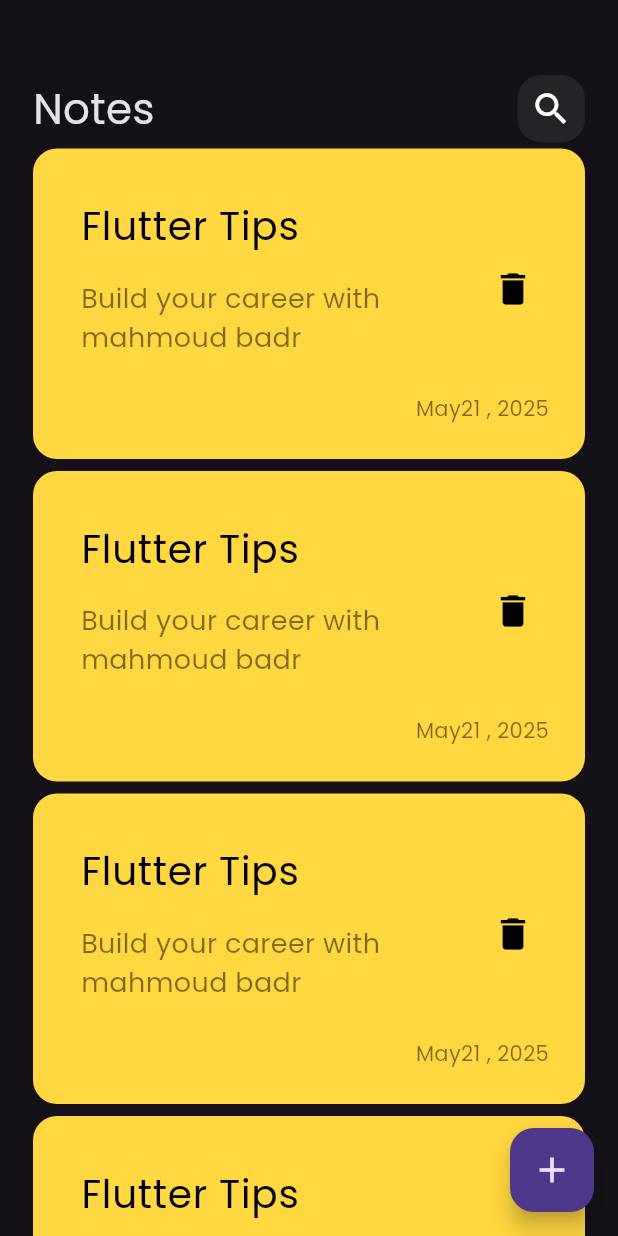
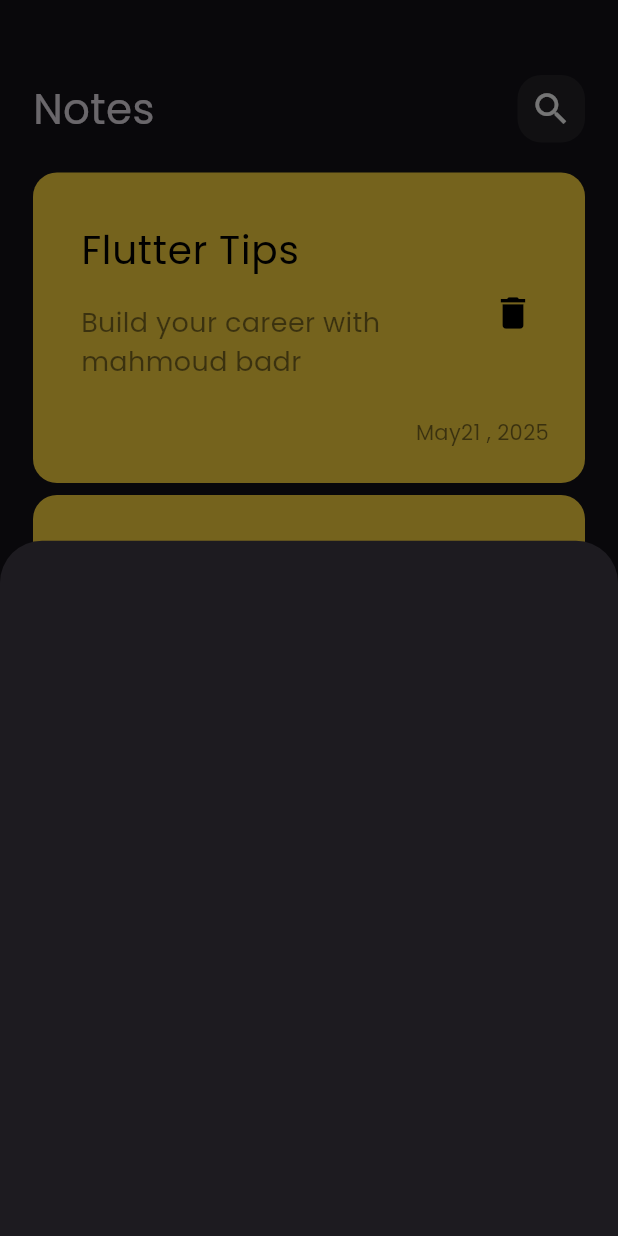
Before and after one commit to mahmoudbadr2/new-note-app-, a Flutter app: the screen it shows after launch, after a tap on the "add" icon, on a phone screen of 412 x 824 dp. Run offline on Flutter 3.47's test engine with Material 3 defaults, Android fonts, the phone set to English and light mode, and no system bars.

Commit message:
show modal bottom sheet

```diff
--- a/lib/views/home_view.dart
+++ b/lib/views/home_view.dart
@@ -1,4 +1,5 @@
 import 'package:flutter/material.dart';
+import 'package:note_app/views/widges/add_note_bottom_sheet.dart';
 import 'package:note_app/views/widges/notes_view_body.dart';
 
 class HomePage extends StatelessWidget {
@@ -8,7 +9,14 @@ class HomePage extends StatelessWidget {
   Widget build(BuildContext context) {
     return Scaffold(
       floatingActionButton: FloatingActionButton(
-        onPressed: () {},
+        onPressed: () {
+          showModalBottomSheet(
+            context: context,
+            builder: (context) {
+              return const AddNoteBottomSheet();
+            },
+          );
+        },
         child: Icon(Icons.add, size: 28),
       ),
       body: const NotesViewBody(),
--- /dev/null
+++ b/lib/views/widges/add_note_bottom_sheet.dart
@@ -0,0 +1,10 @@
+import 'package:flutter/material.dart';
+
+class AddNoteBottomSheet extends StatelessWidget {
+  const AddNoteBottomSheet({super.key});
+
+  @override
+  Widget build(BuildContext context) {
+    return Container();
+  }
+}
--- a/lib/views/widges/notes_list_view.dart
+++ b/lib/views/widges/notes_list_view.dart
@@ -6,13 +6,17 @@ class NotesListView extends StatelessWidget {
 
   @override
   Widget build(BuildContext context) {
-    return ListView.builder(
+    return Padding(
+      padding: const EdgeInsets.symmetric(vertical: 16),
+      child: ListView.builder(
+        padding: EdgeInsets.zero,
         itemBuilder: (context, indix) {
           return const Padding(
             padding: EdgeInsets.symmetric(vertical: 4),
             child: NoteItem(),
           );
         },
+      ),
     );
   }
 }
--- a/lib/views/widges/notes_view_body.dart
+++ b/lib/views/widges/notes_view_body.dart
@@ -13,7 +13,6 @@ class NotesViewBody extends StatelessWidget {
         children: [
           const SizedBox(height: 50),
           CustomAppBar(),
-
           Expanded(child: NotesListView()),
         ],
       ),
```
Lines whose indentation alone changed are shown as unchanged.
